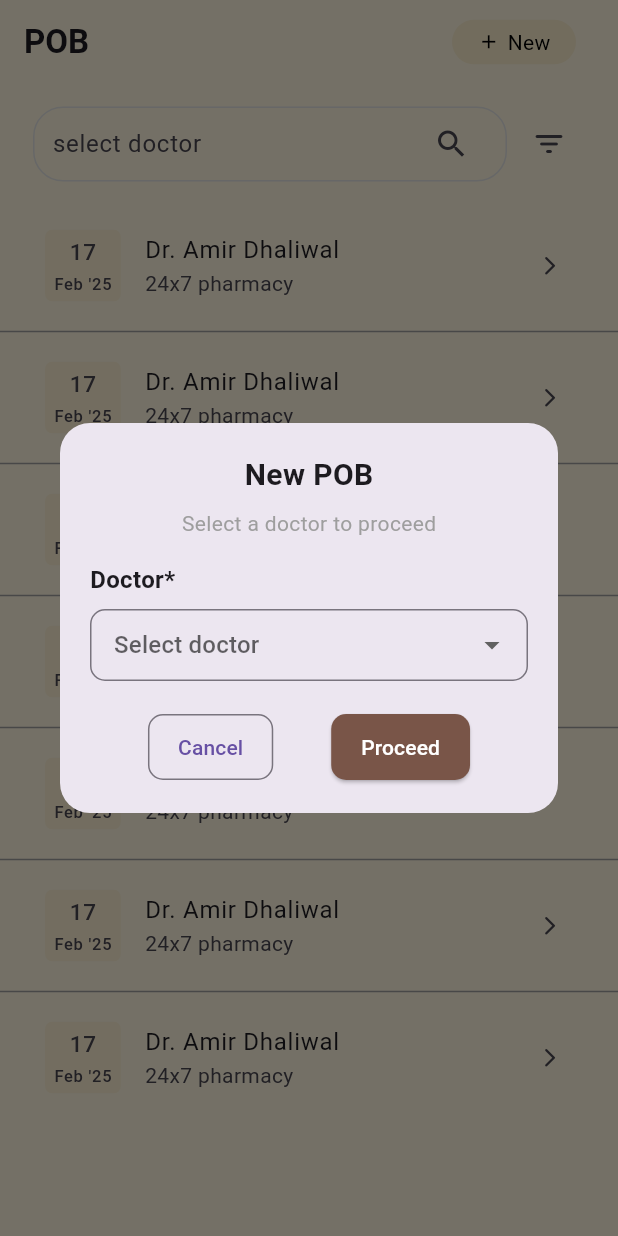
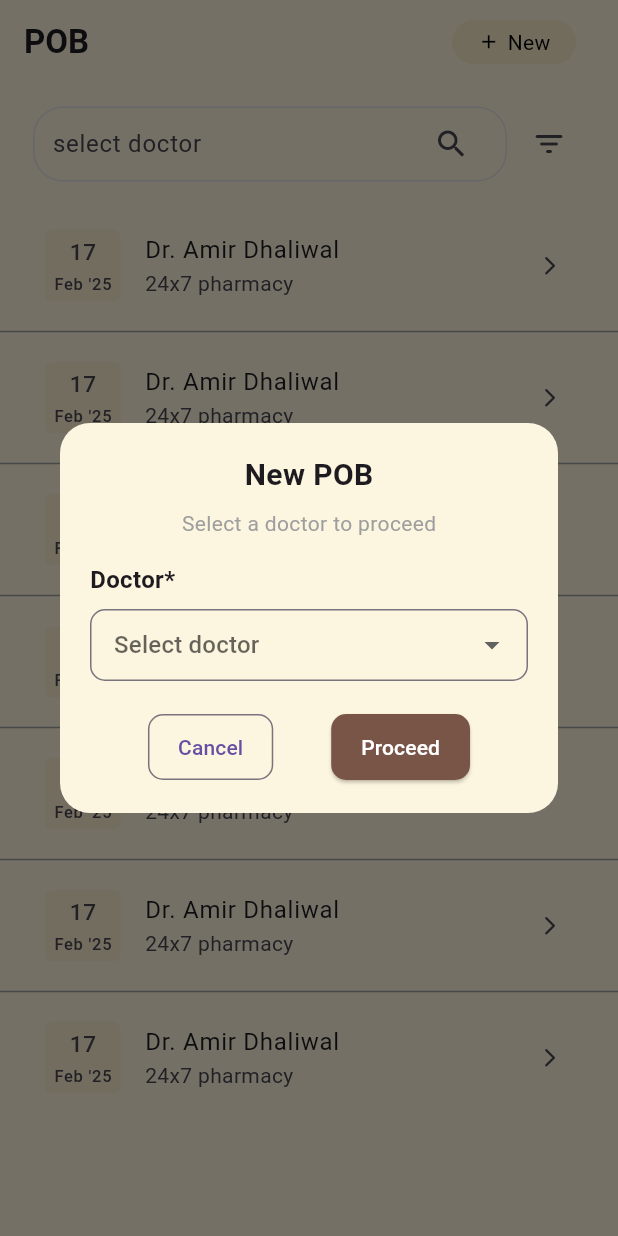
Before and after one commit to amanpal8sss/flutter_, a Flutter app: the screen it shows after launch, after a tap on "New", on a phone screen of 412 x 824 dp. Run offline on Flutter 3.47's test engine with Material 3 defaults, Android fonts, the phone set to English and light mode, and no system bars.

Commit message:
final POB

```diff
--- a/lib/widgets/app_custom_dialog_card.dart
+++ b/lib/widgets/app_custom_dialog_card.dart
@@ -9,6 +9,7 @@ class NewPOBWidget extends StatelessWidget {
   @override
   Widget build(BuildContext context) {
     return Dialog(
+      backgroundColor: const Color(0xFFFCF5DF),
       shape: RoundedRectangleBorder(borderRadius: BorderRadius.circular(20)),
       child: Padding(
         padding: const EdgeInsets.all(20.0),
```
